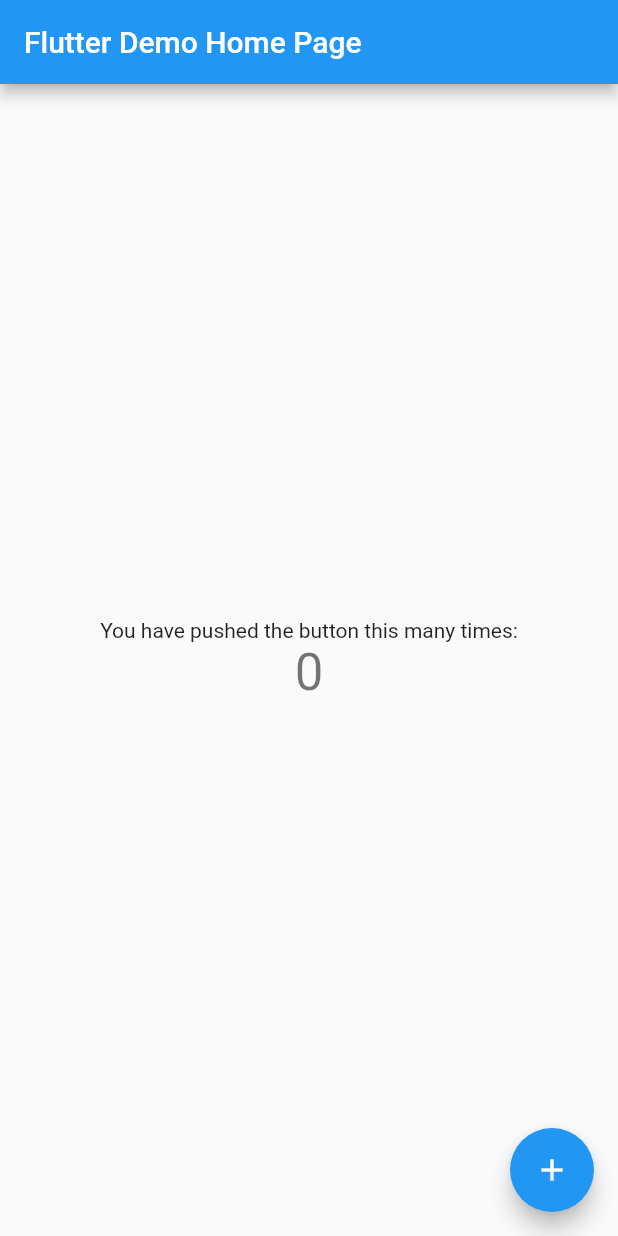
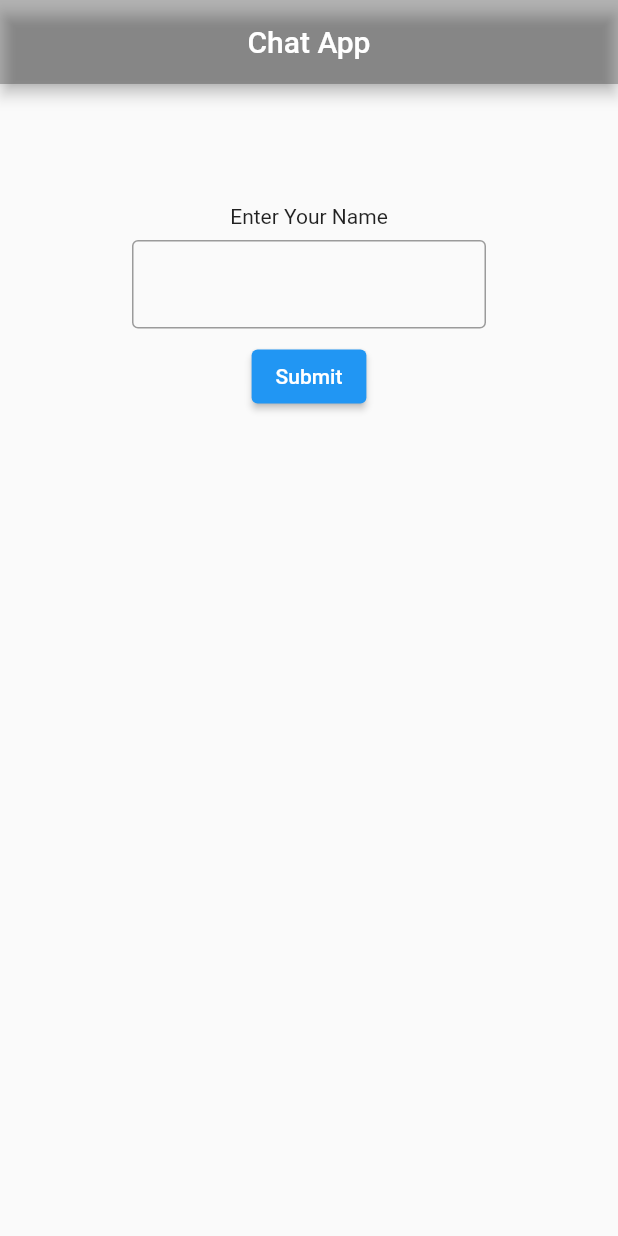
Before and after one commit to jaybhavsar555/Flutter_Task, a Flutter app: the screen it shows after launch, on a phone screen of 412 x 824 dp. Run offline on Flutter 3.47's test engine with Material 2 defaults, Android fonts, the phone set to English and light mode, and no system bars.

Commit message:
Done with !st Page UI part

```diff
--- a/chatapp/lib/main.dart
+++ b/chatapp/lib/main.dart
@@ -1,116 +1,53 @@
 import 'package:flutter/material.dart';
 
 void main() {
-  runApp(const MyApp());
+  runApp( const MaterialApp(
+    home: Home(),
+  ));
 }
+class Home extends StatelessWidget {
+  const Home({Key? key}) : super(key: key);
 
-class MyApp extends StatelessWidget {
-  const MyApp({super.key});
-
-  // This widget is the root of your application.
   @override
   Widget build(BuildContext context) {
-    return MaterialApp(
-      title: 'Flutter Demo',
-      theme: ThemeData(
-        // This is the theme of your application.
-        //
-        // Try running your application with "flutter run". You'll see the
-        // application has a blue toolbar. Then, without quitting the app, try
-        // changing the primarySwatch below to Colors.green and then invoke
-        // "hot reload" (press "r" in the console where you ran "flutter run",
-        // or simply save your changes to "hot reload" in a Flutter IDE).
-        // Notice that the counter didn't reset back to zero; the application
-        // is not restarted.
-        primarySwatch: Colors.blue,
+    return Scaffold(
+      appBar: AppBar(
+        title: const Text('Chat App'),
+        backgroundColor: Colors.black26,
+        centerTitle: true,
       ),
-      home: const MyHomePage(title: 'Flutter Demo Home Page'),
+      body: Center(
+        child: Container(
+          padding:EdgeInsets.all(20.0),
+          margin: EdgeInsets.all(60.0),
+          child: Column(
+
+            children: <Widget>[
+             const Text('Enter Your Name'),
+
+              Container(
+                child: const Padding(
+                  padding: EdgeInsets.all(8.0),
+                  child: TextField(
+                    decoration: InputDecoration(
+
+                        border: OutlineInputBorder(),
+
+                    ),
+                  ),
+
+
+                ),
+
+              ),
+              ElevatedButton(onPressed: (){},
+
+                  child: Text('Submit')
+              )
+            ],
+          ),
+        ),
+      ),
     );
   }
 }
-
-class MyHomePage extends StatefulWidget {
-  const MyHomePage({super.key, required this.title});
-
-  // This widget is the home page of your application. It is stateful, meaning
-  // that it has a State object (defined below) that contains fields that affect
-  // how it looks.
-
-  // This class is the configuration for the state. It holds the values (in this
-  // case the title) provided by the parent (in this case the App widget) and
-  // used by the build method of the State. Fields in a Widget subclass are
-  // always marked "final".
-
-  final String title;
-
-  @override
-  State<MyHomePage> createState() => _MyHomePageState();
-}
-
-class _MyHomePageState extends State<MyHomePage> {
-  int _counter = 0;
-
-  void _incrementCounter() {
-    setState(() {
-      // This call to setState tells the Flutter framework that something has
-      // changed in this State, which causes it to rerun the build method below
-      // so that the display can reflect the updated values. If we changed
-      // _counter without calling setState(), then the build method would not be
-      // called again, and so nothing would appear to happen.
-      _counter++;
-    });
-  }
-
-  @override
-  Widget build(BuildContext context) {
-    // This method is rerun every time setState is called, for instance as done
-    // by the _incrementCounter method above.
-    //
-    // The Flutter framework has been optimized to make rerunning build methods
-    // fast, so that you can just rebuild anything that needs updating rather
-    // than having to individually change instances of widgets.
-    return Scaffold(
-      appBar: AppBar(
-        // Here we take the value from the MyHomePage object that was created by
-        // the App.build method, and use it to set our appbar title.
-        title: Text(widget.title),
-      ),
-      body: Center(
-        // Center is a layout widget. It takes a single child and positions it
-        // in the middle of the parent.
-        child: Column(
-          // Column is also a layout widget. It takes a list of children and
-          // arranges them vertically. By default, it sizes itself to fit its
-          // children horizontally, and tries to be as tall as its parent.
-          //
-          // Invoke "debug painting" (press "p" in the console, choose the
-          // "Toggle Debug Paint" action from the Flutter Inspector in Android
-          // Studio, or the "Toggle Debug Paint" command in Visual Studio Code)
-          // to see the wireframe for each widget.
-          //
-          // Column has various properties to control how it sizes itself and
-          // how it positions its children. Here we use mainAxisAlignment to
-          // center the children vertically; the main axis here is the vertical
-          // axis because Columns are vertical (the cross axis would be
-          // horizontal).
-
-          mainAxisAlignment: MainAxisAlignment.center,
-          children: <Widget>[
-            const Text(
-              'You have pushed the button this many times:',
-            ),
-            Text(
-              '$_counter',
-              style: Theme.of(context).textTheme.headlineMedium,
-            ),
-          ],
-        ),
-      ),
-      floatingActionButton: FloatingActionButton(
-        onPressed: _incrementCounter,
-        tooltip: 'Increment',
-        child: const Icon(Icons.add),
-      ), // This trailing comma makes auto-formatting nicer for build methods.
-    );
-  }
-}
```
Also changed, not shown: 1 other file.
